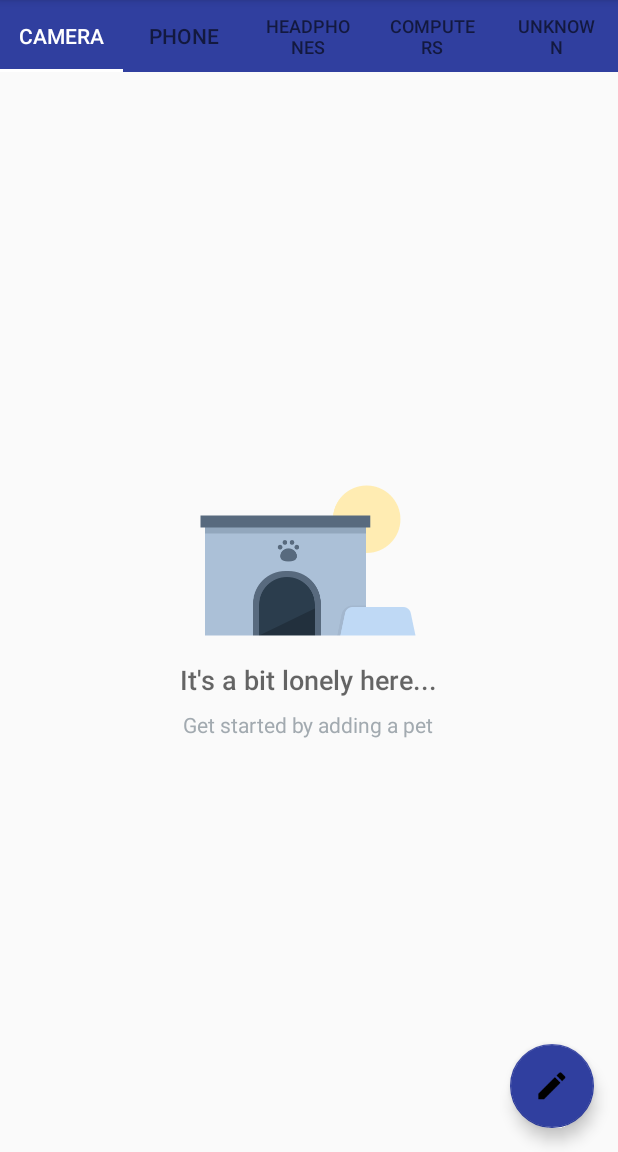
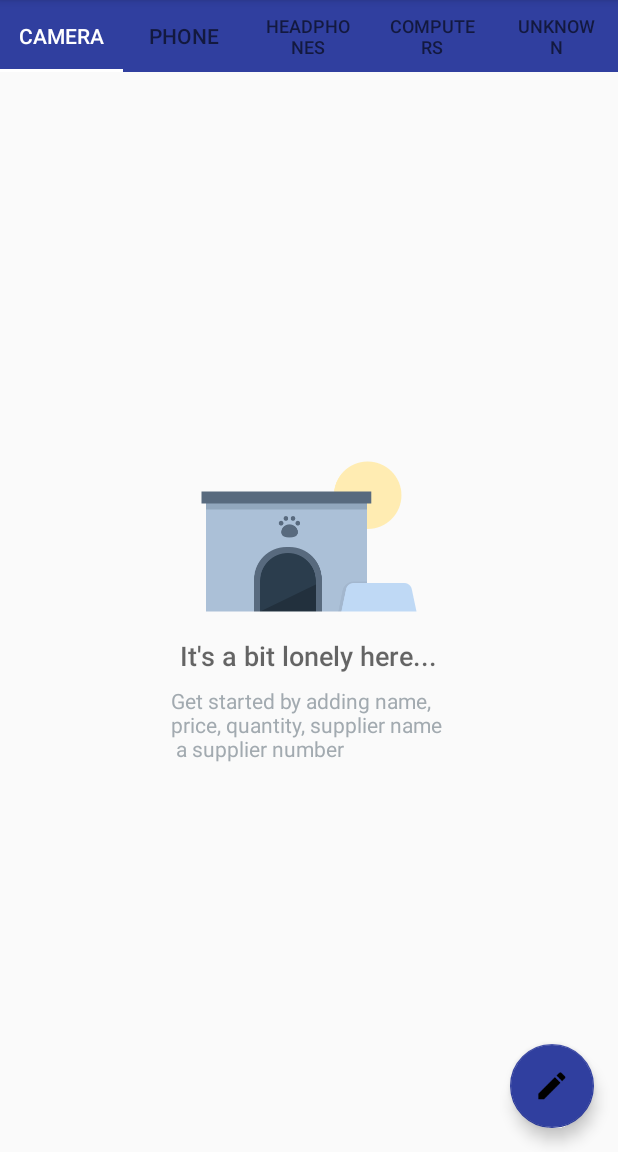
Before and after one commit to momom88/InventoryApp-Stage2, an Android app: the screen it shows after launch (MainActivity), on a phone screen of 412 x 824 dp, the part 84-1236 px from its top. Run offline under Robolectric (Android 15) with nearby library versions, the phone set to English and light mode, and no system bars.

Commit message:
Add files via upload

```diff
--- a/InventoryAppStage1/app/src/main/res/values/strings.xml
+++ b/InventoryAppStage1/app/src/main/res/values/strings.xml
@@ -58,8 +58,9 @@
     <!-- Title text for the empty view, which describes the empty dog house image [CHAR LIMIT=50] -->
     <string name="empty_view_title_text">It\'s a bit lonely here...</string>
 
-    <!-- Subtitle text for the empty view that prompts the user to add a pet [CHAR LIMIT=50] -->
-    <string name="empty_view_subtitle_text">Get started by adding a pet</string>
+    <!-- Subtitle text for the empty view that prompts the user to add a item [CHAR LIMIT=50] -->
+    <string name="empty_view_subtitle_text">Get started by adding name, \nprice, quantity,
+        supplier name \n a supplier number</string>
 
     <string name="sell_product_button">Sell</string>
 
```
Also changed, not shown: 2 other files.
